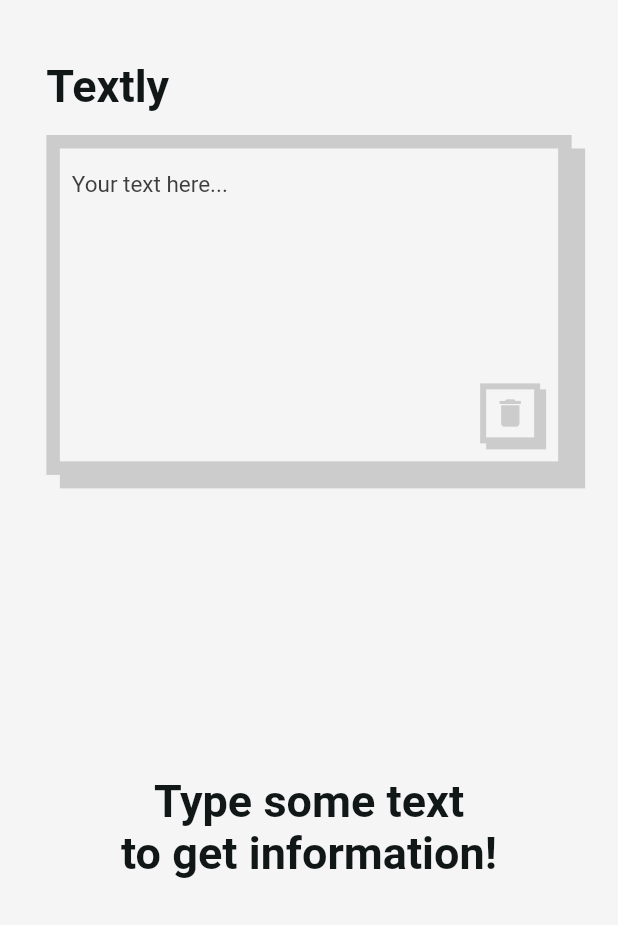
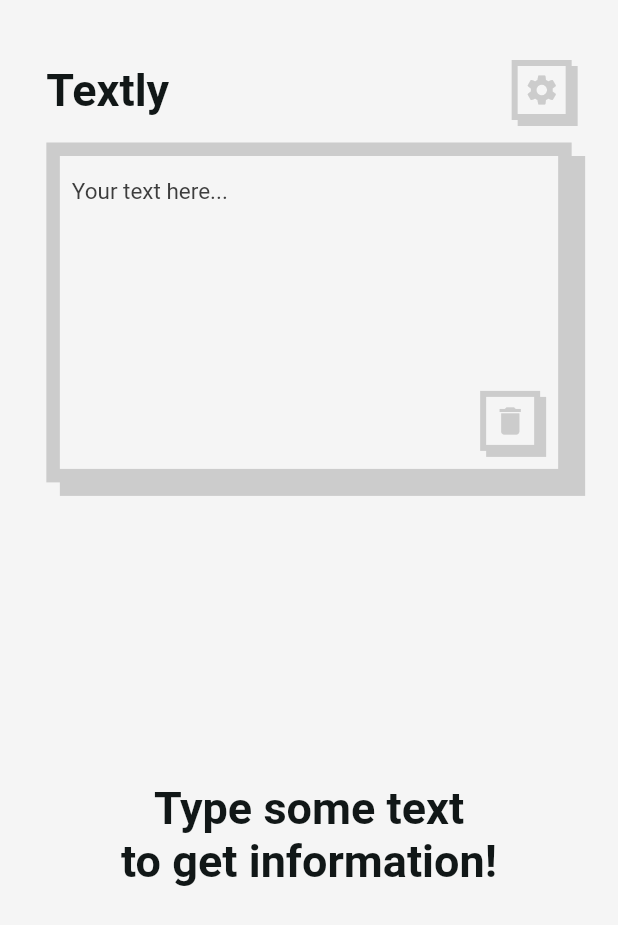
Before and after one commit to zTomz/Textly, a Flutter app: the screen it shows after launch, on a phone screen of 412 x 824 dp. Shown: the top 925 px of the screen. Run offline on Flutter 3.47's test engine with Material 2 defaults, Android fonts, the light colour scheme and no system bars; our stand-ins replace hive, hive_flutter; accounts and stored records are empty.

Commit message:
Adding ground functionality for settings and change Letter count to character count. Reduce code lines. Letters are now countet in lowercase.

```diff
--- a/lib/pages/home_page.dart
+++ b/lib/pages/home_page.dart
@@ -3,6 +3,8 @@
 import 'package:flutter/material.dart';
 import 'package:textly/widgets/detail_list_view.dart';
 import 'package:textly/widgets/detail_widget.dart';
+import 'package:textly/widgets/icon_button.dart';
+import 'package:textly/widgets/settings_window.dart';
 
 class HomePage extends StatefulWidget {
   const HomePage({Key? key}) : super(key: key);
@@ -19,20 +21,38 @@ class _HomePageState extends State<HomePage> {
   List<List> words = [];
   List<List> sentenceStarts = [];
 
+  bool settingsWindow = false;
+
   @override
   Widget build(BuildContext context) {
     Size size = MediaQuery.of(context).size;
     ThemeData theme = Theme.of(context);
 
     return Scaffold(
-      body: SingleChildScrollView(
+      body: Stack(
+        children: [
+          SingleChildScrollView(
             child: Center(
               child: Column(
                 children: [
                   Container(
                     margin: const EdgeInsets.only(top: 40, bottom: 15),
                     width: size.width * 0.85,
-                child: Text("Textly", style: theme.textTheme.headline1),
+                    child: Row(
+                      mainAxisAlignment: MainAxisAlignment.spaceBetween,
+                      children: [
+                        Text("Textly", style: theme.textTheme.headline1),
+                        RetroIconButton(
+                          tooltip: "Settings",
+                          icon: Icon(Icons.settings, color: theme.accentColor),
+                          onTap: () {
+                            setState(() {
+                              settingsWindow = true;
+                            });
+                          },
+                        )
+                      ],
+                    ),
                   ),
                   Container(
                     width: size.width * 0.85,
@@ -66,7 +86,11 @@ class _HomePageState extends State<HomePage> {
                               //! Calculate words
 
                               //! Calculate letters
-                          List<String> _letters = text.split("");
+                              List<String> _letters = text
+                                  .toLowerCase()
+                                  .replaceAll(" ", "")
+                                  .split("");
+
                               List<String> _sortedLetters = _letters;
                               _sortedLetters.sort();
 
@@ -145,7 +169,8 @@ class _HomePageState extends State<HomePage> {
                                   _spacesAfterPoint += 1;
                                 }
 
-                            if (_spacesAfterPoint == 0 && _letterBefore == "") {
+                                if (_spacesAfterPoint == 0 &&
+                                    _letterBefore == "") {
                                   _spacesAfterPoint += 1;
                                 }
 
@@ -194,38 +219,16 @@ class _HomePageState extends State<HomePage> {
                           Positioned(
                               bottom: 12,
                               right: 4,
-                        child: GestureDetector(
+                              child: RetroIconButton(
+                                tooltip: "Clear text",
+                                icon: Icon(Icons.delete,
+                                    color: theme.accentColor),
                                 onTap: () {
                                   setState(() {
                                     textController.text = "";
                                   });
                                 },
-                          child: Tooltip(
-                            message: "Clear text",
-                            child: Container(
-                              width: 40,
-                              height: 40,
-                              decoration: BoxDecoration(
-                                boxShadow: [
-                                  BoxShadow(
-                                    color: theme.accentColor,
-                                    offset: const Offset(4, 4),
-                                  ),
-                                ],
-                                border: Border.all(
-                                    width: 4, color: theme.accentColor),
-                                color: theme.primaryColor,
-                              ),
-                              child: Center(
-                                child: Icon(
-                                  Icons.delete,
-                                  color: theme.accentColor,
-                                ),
-                              ),
-                            ),
-                          ),
-                        ),
-                      ),
+                              )),
                         ],
                       ),
                     ),
@@ -254,7 +257,7 @@ class _HomePageState extends State<HomePage> {
                   if (textController.text != "")
                     DetailWidget(
                       count: textController.text.length.toString(),
-                  title: "Letters",
+                      title: "Characters",
                     ),
                   if (textController.text != "") const SizedBox(height: 20),
                   if (textController.text != "")
@@ -264,12 +267,23 @@ class _HomePageState extends State<HomePage> {
                     DetailListView(title: "Words", list: words),
                   if (textController.text != "") const SizedBox(height: 20),
                   if (textController.text != "")
-                DetailListView(title: "Sentence starts", list: sentenceStarts),
+                    DetailListView(
+                        title: "Sentence starts", list: sentenceStarts),
                   if (textController.text != "") const SizedBox(height: 90),
                 ],
               ),
             ),
           ),
+          if (settingsWindow)
+            SettingsWindow(
+              closeWindowFunc: () {
+                setState(() {
+                  settingsWindow = false;
+                });
+              },
+            ),
+        ],
+      ),
     );
   }
 }
--- /dev/null
+++ b/lib/services/boxes.dart
@@ -0,0 +1,6 @@
+import 'package:hive/hive.dart';
+import 'package:textly/model/setting.dart';
+
+class Boxes {
+  static Box<Setting> getSettingsBox() => Hive.box<Setting>("settings");
+}
--- /dev/null
+++ b/lib/settings.dart
@@ -0,0 +1 @@
+import 'package:textly/model/setting.dart';
--- /dev/null
+++ b/lib/widgets/icon_button.dart
@@ -0,0 +1,44 @@
+// ignore_for_file: unnecessary_this
+
+import 'package:flutter/material.dart';
+
+class RetroIconButton extends StatelessWidget {
+  final String tooltip;
+  final Icon icon;
+  final void Function()? onTap;
+  const RetroIconButton(
+      {Key? key,
+      required this.tooltip,
+      required this.icon,
+      required this.onTap})
+      : super(key: key);
+
+  @override
+  Widget build(BuildContext context) {
+    ThemeData theme = Theme.of(context);
+
+    return GestureDetector(
+      onTap: this.onTap,
+      child: Tooltip(
+        message: this.tooltip,
+        child: Container(
+          width: 40,
+          height: 40,
+          decoration: BoxDecoration(
+            boxShadow: [
+              BoxShadow(
+                color: theme.accentColor,
+                offset: const Offset(4, 4),
+              ),
+            ],
+            border: Border.all(width: 4, color: theme.accentColor),
+            color: theme.primaryColor,
+          ),
+          child: Center(
+            child: this.icon,
+          ),
+        ),
+      ),
+    );
+  }
+}
--- a/pubspec.yaml
+++ b/pubspec.yaml
@@ -34,6 +34,8 @@ dependencies:
   # The following adds the Cupertino Icons font to your application.
   # Use with the CupertinoIcons class for iOS style icons.
   cupertino_icons: ^1.0.2
+  hive: ^2.2.3
+  hive_flutter: ^1.1.0
 
 dev_dependencies:
   flutter_test:
@@ -45,6 +47,8 @@ dev_dependencies:
   # package. See that file for information about deactivating specific lint
   # rules and activating additional ones.
   flutter_lints: ^2.0.0
+  hive_generator: ^1.1.3
+  build_runner: ^2.2.0
 
 # For information on the generic Dart part of this file, see the
 # following page: https://dart.dev/tools/pub/pubspec
```
Also changed, not shown: lib/main.dart (+9 -1 lines), lib/model/setting.dart (added, +15 -0 lines), lib/widgets/settings_window.dart (added, +64 -0 lines), lib/model/setting.g.dart (added), pubspec.lock, 1 other file. Lines whose indentation alone changed are shown as unchanged.
